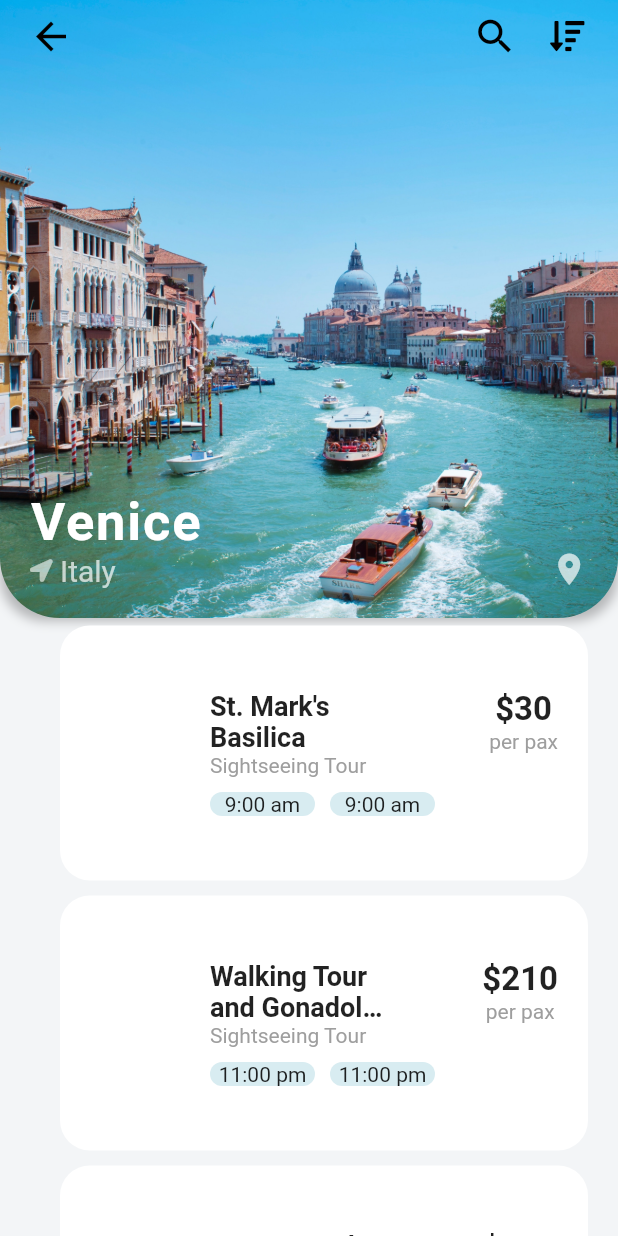
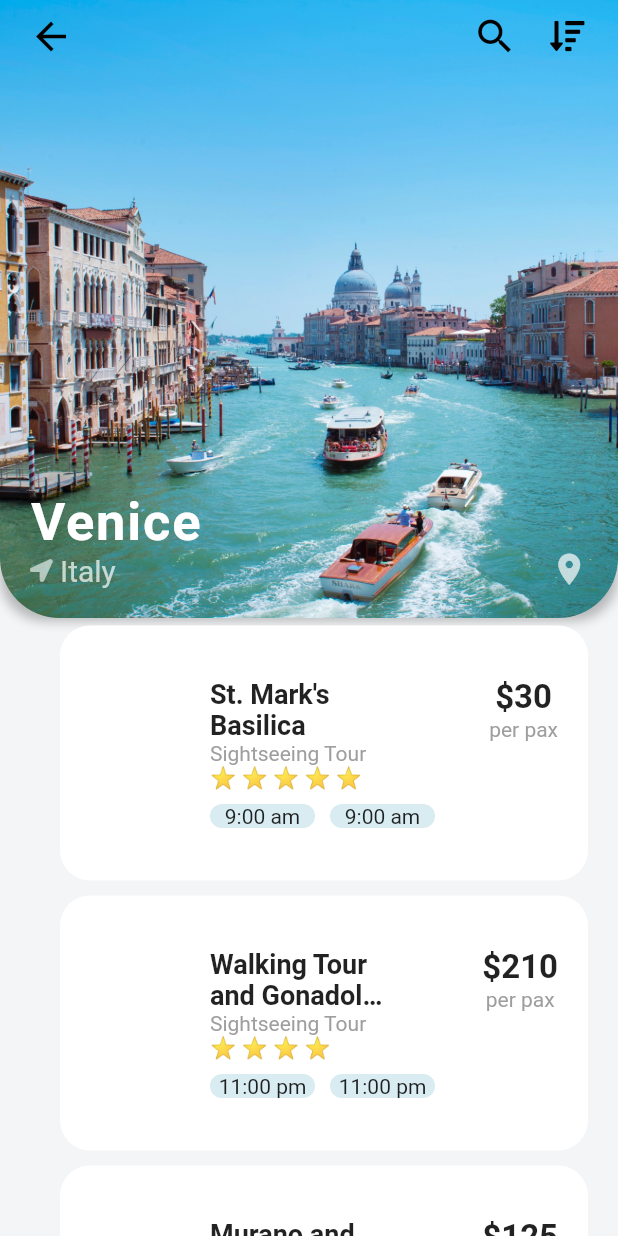
Before and after one commit to timeitel/travel_app, a Flutter app: the screen it shows after launch, after a tap on an icon or button, on a phone screen of 412 x 824 dp. Run offline on Flutter 3.47's test engine with Material 2 defaults, Android fonts, the light colour scheme and no system bars; our stand-ins replace font_awesome_flutter.

Commit message:
add: star ratings

```diff
--- a/lib/screens/destination_screen.dart
+++ b/lib/screens/destination_screen.dart
@@ -13,6 +13,16 @@ class DestinationScreen extends StatefulWidget {
 }
 
 class _DestinationScreenState extends State<DestinationScreen> {
+  _buildRatingStars(int rating) {
+    String stars = '';
+    for (int i = 0; i < rating; i++) {
+      stars += '⭐ ';
+    }
+    stars.trim();
+
+    return Text(stars);
+  }
+
   @override
   Widget build(BuildContext context) {
     return Scaffold(
@@ -173,7 +183,7 @@ class _DestinationScreenState extends State<DestinationScreen> {
                                 activity.type,
                                 style: TextStyle(color: Colors.grey),
                               ),
-                              // _buildRatingStars(activity.rating),
+                              _buildRatingStars(activity.rating),
                               SizedBox(
                                 height: 10.0,
                               ),
```
